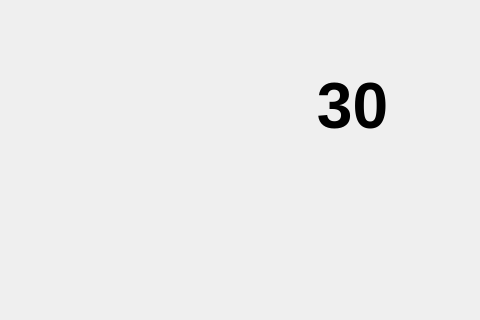
BuzzSiler/keycodebox-key, file Key/frmselectlocks.ui: the form before one commit; both pictures show x 368 to 848 and y 0 to 320 of the 848 by 460 pixel window.
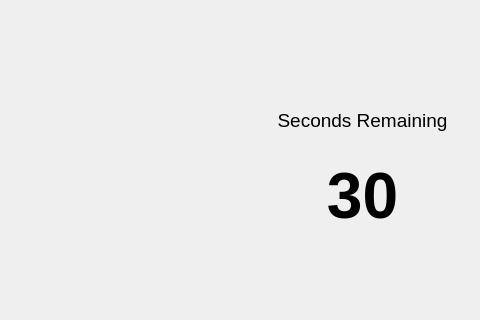
The form after the commit.

Diff of the .ui file:
```diff
--- a/Key/frmselectlocks.ui
+++ b/Key/frmselectlocks.ui
@@ -33,8 +33,8 @@
   <widget class="QLabel" name="lblTimeRemaining">
    <property name="geometry">
     <rect>
-     <x>660</x>
-     <y>60</y>
+     <x>670</x>
+     <y>150</y>
      <width>121</width>
      <height>91</height>
     </rect>
@@ -53,6 +53,27 @@
     <set>Qt::AlignCenter</set>
    </property>
   </widget>
+  <widget class="QLabel" name="lblTitle">
+   <property name="geometry">
+    <rect>
+     <x>630</x>
+     <y>100</y>
+     <width>201</width>
+     <height>41</height>
+    </rect>
+   </property>
+   <property name="font">
+    <font>
+     <pointsize>14</pointsize>
+    </font>
+   </property>
+   <property name="text">
+    <string>Seconds Remaining</string>
+   </property>
+   <property name="alignment">
+    <set>Qt::AlignCenter</set>
+   </property>
+  </widget>
  </widget>
  <resources/>
  <connections/>
```
